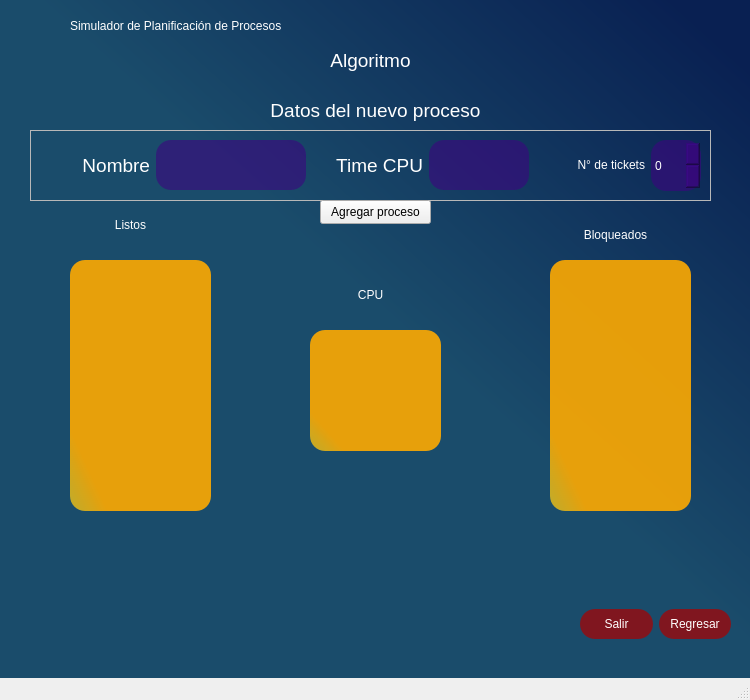
Before: the Qt Designer form simulador/process_window.ui in Karedu/Simulador-de-planificador-de-procesos, drawn with Qt 5.
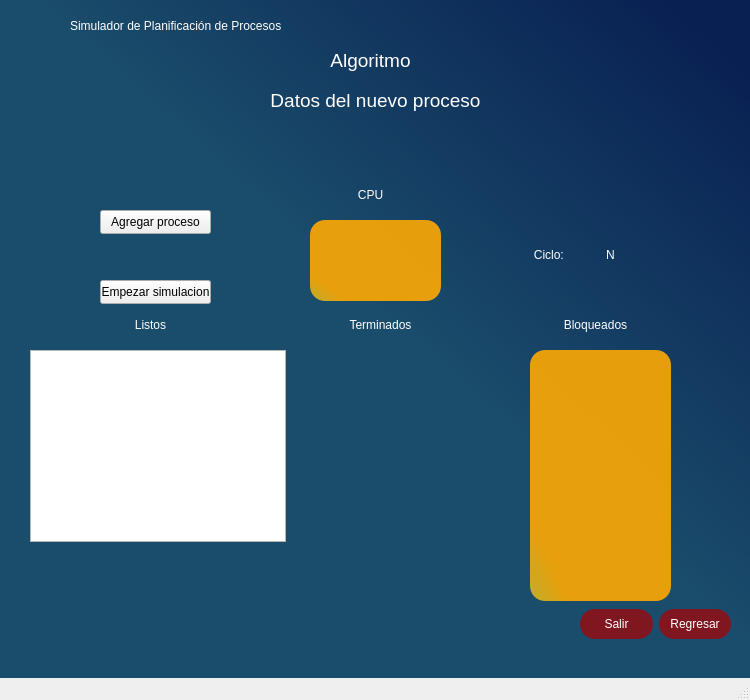
After: the same form once the commit is applied.

Diff of the .ui file:
```diff
--- a/simulador/process_window.ui
+++ b/simulador/process_window.ui
@@ -111,8 +111,8 @@
    <widget class="QFrame" name="frame">
     <property name="geometry">
      <rect>
-      <x>70</x>
-      <y>260</y>
+      <x>530</x>
+      <y>350</y>
       <width>141</width>
       <height>251</height>
      </rect>
@@ -134,31 +134,9 @@
     <property name="geometry">
      <rect>
       <x>310</x>
-      <y>330</y>
+      <y>220</y>
       <width>131</width>
-      <height>121</height>
-     </rect>
-    </property>
-    <property name="styleSheet">
-     <string notr="true">background-color: qlineargradient(spread:pad, x1:0.301864, y1:0.744, x2:0, y2:0.989, stop:0.482955 rgba(255, 170, 0, 228), stop:0.943182 rgba(209, 178, 35, 237));
-border-radius: 15px;
-padding: 8px;
-</string>
-    </property>
-    <property name="frameShape">
-     <enum>QFrame::StyledPanel</enum>
-    </property>
-    <property name="frameShadow">
-     <enum>QFrame::Raised</enum>
-    </property>
-   </widget>
-   <widget class="QFrame" name="frame_3">
-    <property name="geometry">
-     <rect>
-      <x>550</x>
-      <y>260</y>
-      <width>141</width>
-      <height>251</height>
+      <height>81</height>
      </rect>
     </property>
     <property name="styleSheet">
@@ -178,7 +156,7 @@
     <property name="geometry">
      <rect>
       <x>250</x>
-      <y>90</y>
+      <y>80</y>
       <width>251</width>
       <height>41</height>
      </rect>
@@ -195,135 +173,11 @@
      <string>&lt;html&gt;&lt;head/&gt;&lt;body&gt;&lt;p align=&quot;center&quot;&gt;&lt;span style=&quot; font-size:14pt;&quot;&gt;Datos del nuevo proceso&lt;/span&gt;&lt;/p&gt;&lt;/body&gt;&lt;/html&gt;</string>
     </property>
    </widget>
-   <widget class="QFrame" name="frame_4">
+   <widget class="QPushButton" name="agregarProceso">
     <property name="geometry">
      <rect>
-      <x>30</x>
-      <y>130</y>
-      <width>681</width>
-      <height>71</height>
-     </rect>
-    </property>
-    <property name="styleSheet">
-     <string notr="true">QWidget#frame_4(
-background-color: qlineargradient(spread:pad, x1:0.0802727, y1:0.886, x2:0, y2:0.989, stop:0.482955 rgba(170, 170, 255, 228), stop:0.943182 rgba(85, 170, 127, 215));)</string>
-    </property>
-    <property name="frameShape">
-     <enum>QFrame::StyledPanel</enum>
-    </property>
-    <property name="frameShadow">
-     <enum>QFrame::Raised</enum>
-    </property>
-    <layout class="QHBoxLayout" name="horizontalLayout_2">
-     <item>
-      <widget class="QLabel" name="label_4">
-       <property name="toolTip">
-        <string>&lt;html&gt;&lt;head/&gt;&lt;body&gt;&lt;p align=&quot;right&quot;&gt;&lt;br/&gt;&lt;/p&gt;&lt;/body&gt;&lt;/html&gt;</string>
-       </property>
-       <property name="styleSheet">
-        <string notr="true">font: 600 18pt &quot;Segoe UI Semibold&quot;;
-color: white;
-text-align: center;</string>
-       </property>
-       <property name="text">
-        <string>&lt;html&gt;&lt;head/&gt;&lt;body&gt;&lt;p align=&quot;right&quot;&gt;&lt;span style=&quot; font-size:14pt;&quot;&gt;Nombre&lt;/span&gt;&lt;/p&gt;&lt;/body&gt;&lt;/html&gt;</string>
-       </property>
-      </widget>
-     </item>
-     <item>
-      <widget class="QTextEdit" name="textEdit_2">
-       <property name="maximumSize">
-        <size>
-         <width>150</width>
-         <height>50</height>
-        </size>
-       </property>
-       <property name="styleSheet">
-        <string notr="true">background-color: rgba(59, 3, 127, 150);
-border-radius: 15px;
-padding: 2px;
-color: white;
-font: 11pt &quot;Rockwell&quot;;</string>
-       </property>
-      </widget>
-     </item>
-     <item>
-      <widget class="QLabel" name="label_5">
-       <property name="maximumSize">
-        <size>
-         <width>500</width>
-         <height>16777215</height>
-        </size>
-       </property>
-       <property name="toolTip">
-        <string>&lt;html&gt;&lt;head/&gt;&lt;body&gt;&lt;p align=&quot;right&quot;&gt;&lt;br/&gt;&lt;/p&gt;&lt;/body&gt;&lt;/html&gt;</string>
-       </property>
-       <property name="styleSheet">
-        <string notr="true">font: 600 18pt &quot;Segoe UI Semibold&quot;;
-color: white;
-text-align: center;</string>
-       </property>
-       <property name="text">
-        <string>&lt;html&gt;&lt;head/&gt;&lt;body&gt;&lt;p align=&quot;right&quot;&gt;&lt;span style=&quot; font-size:14pt;&quot;&gt;Time CPU&lt;/span&gt;&lt;/p&gt;&lt;/body&gt;&lt;/html&gt;</string>
-       </property>
-      </widget>
-     </item>
-     <item>
-      <widget class="QTextEdit" name="textEdit">
-       <property name="maximumSize">
-        <size>
-         <width>100</width>
-         <height>50</height>
-        </size>
-       </property>
-       <property name="styleSheet">
-        <string notr="true">background-color: rgba(59, 3, 127, 150);
-border-radius: 15px;
-padding: 2px;
-color: white;
-font: 11pt &quot;Rockwell&quot;;</string>
-       </property>
-      </widget>
-     </item>
-     <item>
-      <widget class="QLabel" name="label_6">
-       <property name="toolTip">
-        <string>&lt;html&gt;&lt;head/&gt;&lt;body&gt;&lt;p align=&quot;right&quot;&gt;&lt;br/&gt;&lt;/p&gt;&lt;/body&gt;&lt;/html&gt;</string>
-       </property>
-       <property name="styleSheet">
-        <string notr="true">font: 600 18pt &quot;Segoe UI Semibold&quot;;
-color: white;
-text-align: center;</string>
-       </property>
-       <property name="text">
-        <string>&lt;html&gt;&lt;head/&gt;&lt;body&gt;&lt;p align=&quot;right&quot;&gt;N° de tickets&lt;/p&gt;&lt;/body&gt;&lt;/html&gt;</string>
-       </property>
-      </widget>
-     </item>
-     <item>
-      <widget class="QSpinBox" name="spinBox">
-       <property name="maximumSize">
-        <size>
-         <width>50</width>
-         <height>100</height>
-        </size>
-       </property>
-       <property name="styleSheet">
-        <string notr="true">background-color: rgba(59, 3, 127, 150);
-border-radius: 15px;
-padding: 2px;
-color: white;
-font: 11pt &quot;Rockwell&quot;;</string>
-       </property>
-      </widget>
-     </item>
-    </layout>
-   </widget>
-   <widget class="QPushButton" name="pushButton">
-    <property name="geometry">
-     <rect>
-      <x>320</x>
-      <y>200</y>
+      <x>100</x>
+      <y>210</y>
       <width>111</width>
       <height>24</height>
      </rect>
@@ -335,8 +189,8 @@
    <widget class="QLabel" name="label_7">
     <property name="geometry">
      <rect>
-      <x>90</x>
-      <y>210</y>
+      <x>110</x>
+      <y>310</y>
       <width>81</width>
       <height>31</height>
      </rect>
@@ -357,7 +211,7 @@
     <property name="geometry">
      <rect>
       <x>330</x>
-      <y>280</y>
+      <y>180</y>
       <width>81</width>
       <height>31</height>
      </rect>
@@ -377,8 +231,8 @@
    <widget class="QLabel" name="label_9">
     <property name="geometry">
      <rect>
-      <x>550</x>
-      <y>220</y>
+      <x>530</x>
+      <y>310</y>
       <width>131</width>
       <height>31</height>
      </rect>
@@ -395,6 +249,92 @@
      <string>&lt;html&gt;&lt;head/&gt;&lt;body&gt;&lt;p align=&quot;center&quot;&gt;Bloqueados&lt;/p&gt;&lt;/body&gt;&lt;/html&gt;</string>
     </property>
    </widget>
+   <widget class="QLabel" name="label_10">
+    <property name="geometry">
+     <rect>
+      <x>300</x>
+      <y>310</y>
+      <width>161</width>
+      <height>31</height>
+     </rect>
+    </property>
+    <property name="toolTip">
+     <string>&lt;html&gt;&lt;head/&gt;&lt;body&gt;&lt;p align=&quot;right&quot;&gt;&lt;br/&gt;&lt;/p&gt;&lt;/body&gt;&lt;/html&gt;</string>
+    </property>
+    <property name="styleSheet">
+     <string notr="true">font: 600 18pt &quot;Segoe UI Semibold&quot;;
+color: white;
+text-align: center;</string>
+    </property>
+    <property name="text">
+     <string>&lt;html&gt;&lt;head/&gt;&lt;body&gt;&lt;p align=&quot;center&quot;&gt;Terminados&lt;/p&gt;&lt;/body&gt;&lt;/html&gt;</string>
+    </property>
+   </widget>
+   <widget class="QPushButton" name="simular">
+    <property name="geometry">
+     <rect>
+      <x>100</x>
+      <y>280</y>
+      <width>111</width>
+      <height>24</height>
+     </rect>
+    </property>
+    <property name="text">
+     <string>Empezar simulacion</string>
+    </property>
+   </widget>
+   <widget class="QLabel" name="label_11">
+    <property name="geometry">
+     <rect>
+      <x>510</x>
+      <y>240</y>
+      <width>81</width>
+      <height>31</height>
+     </rect>
+    </property>
+    <property name="toolTip">
+     <string>&lt;html&gt;&lt;head/&gt;&lt;body&gt;&lt;p align=&quot;right&quot;&gt;&lt;br/&gt;&lt;/p&gt;&lt;/body&gt;&lt;/html&gt;</string>
+    </property>
+    <property name="styleSheet">
+     <string notr="true">font: 600 18pt &quot;Segoe UI Semibold&quot;;
+color: white;
+text-align: center;</string>
+    </property>
+    <property name="text">
+     <string>&lt;html&gt;&lt;head/&gt;&lt;body&gt;&lt;p align=&quot;center&quot;&gt;Ciclo: &lt;/p&gt;&lt;/body&gt;&lt;/html&gt;</string>
+    </property>
+   </widget>
+   <widget class="QLabel" name="label_12">
+    <property name="geometry">
+     <rect>
+      <x>570</x>
+      <y>240</y>
+      <width>81</width>
+      <height>31</height>
+     </rect>
+    </property>
+    <property name="toolTip">
+     <string>&lt;html&gt;&lt;head/&gt;&lt;body&gt;&lt;p align=&quot;right&quot;&gt;&lt;br/&gt;&lt;/p&gt;&lt;/body&gt;&lt;/html&gt;</string>
+    </property>
+    <property name="styleSheet">
+     <string notr="true">font: 600 18pt &quot;Segoe UI Semibold&quot;;
+color: white;
+text-align: center;</string>
+    </property>
+    <property name="text">
+     <string>&lt;html&gt;&lt;head/&gt;&lt;body&gt;&lt;p align=&quot;center&quot;&gt;N&lt;/p&gt;&lt;/body&gt;&lt;/html&gt;</string>
+    </property>
+   </widget>
+   <widget class="QListWidget" name="listaListos">
+    <property name="geometry">
+     <rect>
+      <x>30</x>
+      <y>350</y>
+      <width>256</width>
+      <height>192</height>
+     </rect>
+    </property>
+   </widget>
   </widget>
   <widget class="QMenuBar" name="menubar">
    <property name="geometry">
```
Left out of the diff: 2 changed lines with no effect on the pictures.
